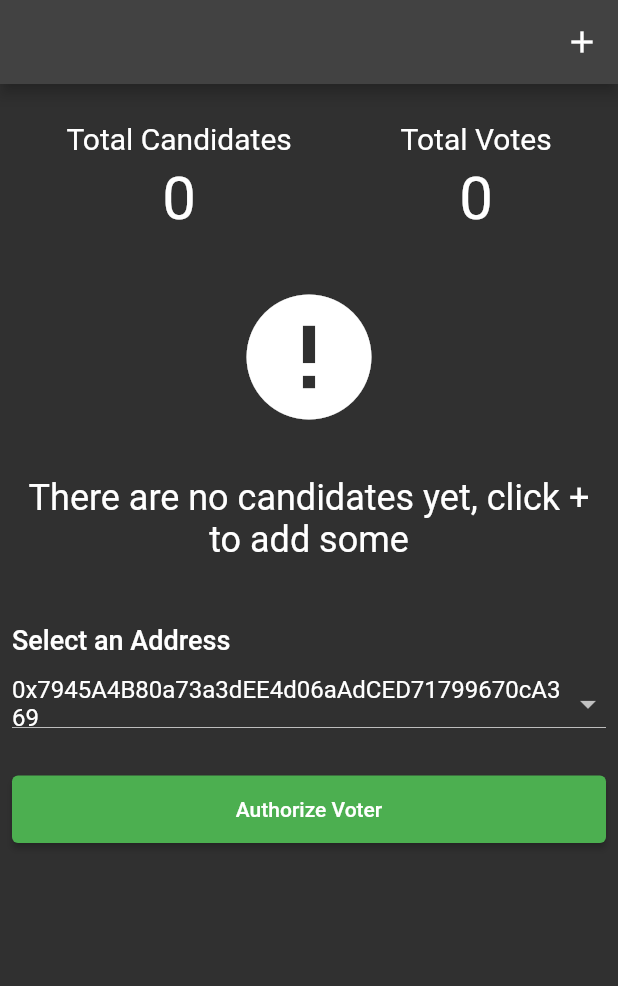
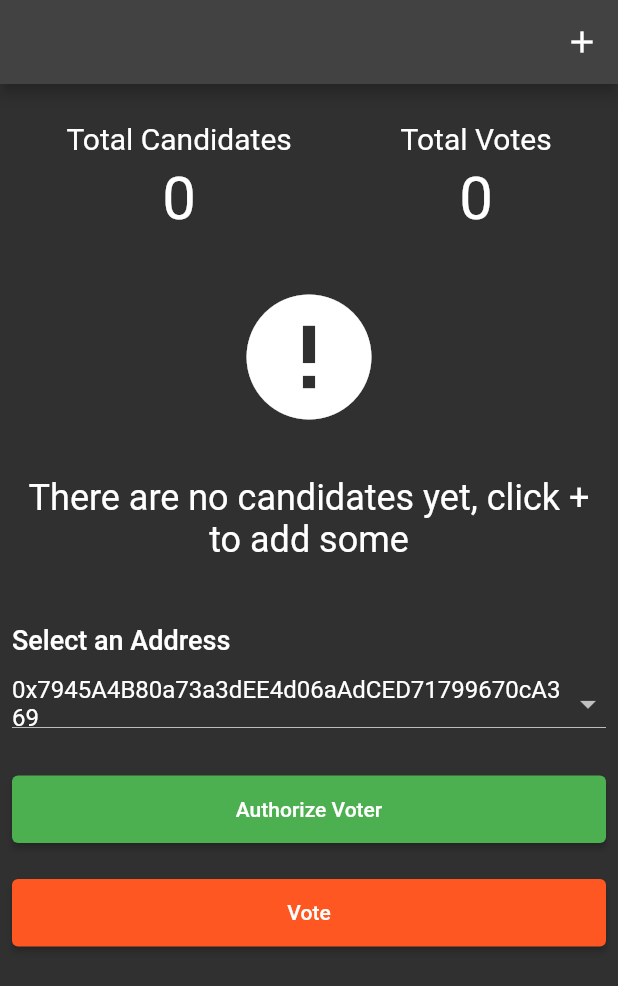
Before and after one commit to diogosequeira94/elections_voting_dapp, a Flutter app: the ElectionPageWidget screen opened directly with empty values, on a phone screen of 412 x 824 dp. Shown: the top 986 px of the screen. Run offline on Flutter 3.47's test engine with Material 2 defaults, Android fonts, the phone set to English and light mode, and no system bars; our stand-ins replace bloc, equatable, flutter_bloc; missing offline and left inert: web3dart; statements that could not run were skipped; project files that could hold a hidden picture were left out.

Commit message:
add vote button

```diff
--- a/lib/view/election_information.dart
+++ b/lib/view/election_information.dart
@@ -238,6 +238,26 @@ class _AuthorizationButtonWidgetState
                       ),
                     ),
                   ),
+                  Padding(
+                    padding: const EdgeInsets.only(top: 24.0),
+                    child: SizedBox(
+                      width: double.infinity,
+                      height: 45,
+                      child: ElevatedButton(
+                        style: ButtonStyle(
+                          backgroundColor:
+                          MaterialStateProperty.all(Colors.deepOrange),
+                        ),
+                        onPressed: () async {
+                          print('Vote pressed');
+                        },
+                        child: state is AuthorizeVoterInProgress
+                            ? const CircularProgressIndicator(
+                            color: Colors.white)
+                            : const Text('Vote'),
+                      ),
+                    ),
+                  ),
                 ],
               ),
             ],
```
